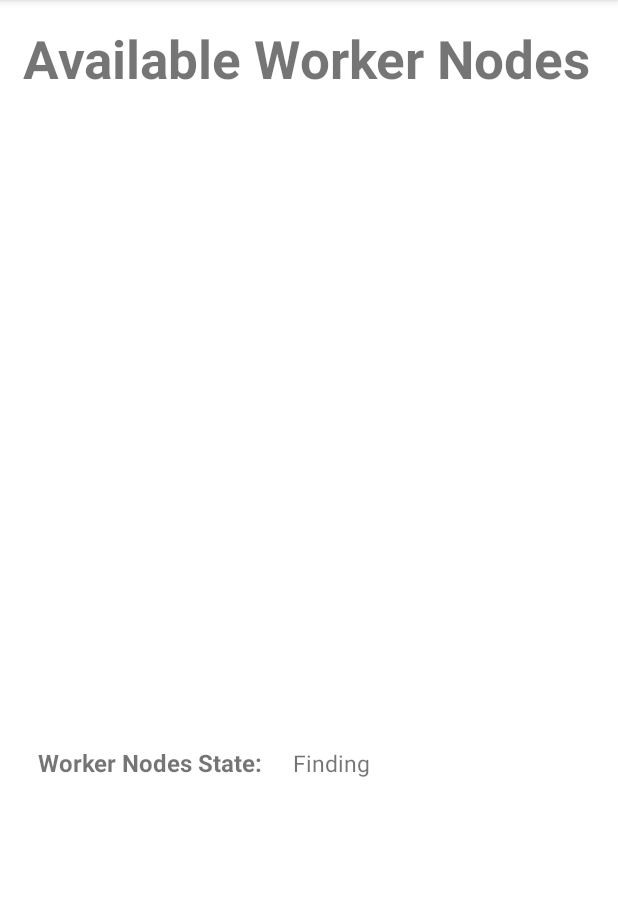
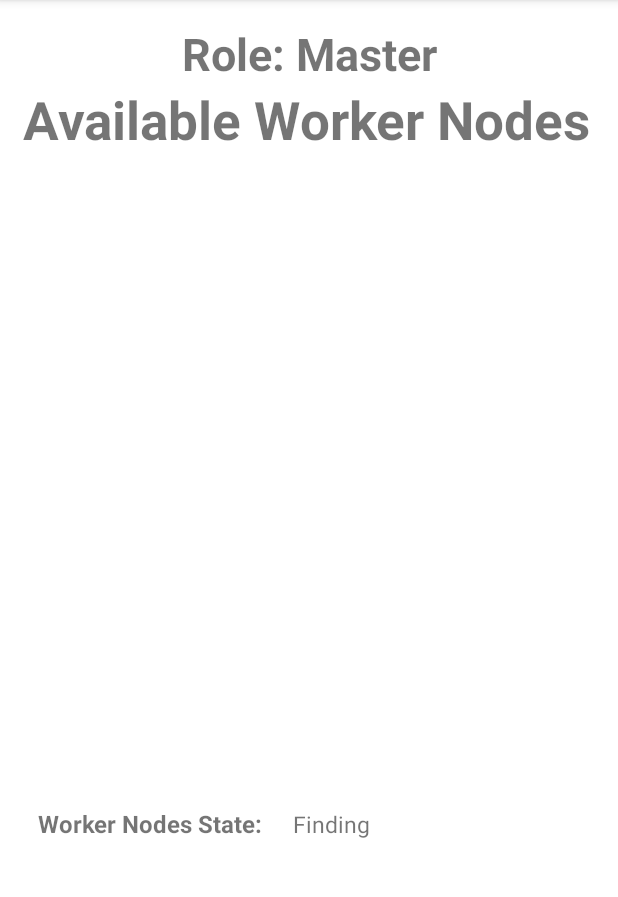
Before and after one commit to vaibhavalreja/MobileOffloading, an Android app: the Master_Discovery screen opened directly, with no data from a screen before it, on a phone screen of 412 x 824 dp, the part 84-981 px from its top. Run offline under Robolectric (Android 15) with nearby library versions, the phone set to English and light mode, and no system bars; 3 statements that could not run were skipped.

Commit message:
minor UI change

```diff
--- a/app/src/main/res/layout/activity_master_discovery.xml
+++ b/app/src/main/res/layout/activity_master_discovery.xml
@@ -4,14 +4,22 @@
     xmlns:tools="http://schemas.android.com/tools"
     android:layout_width="match_parent"
     android:layout_height="match_parent"
+    android:layout_margin="15dp"
     android:orientation="vertical"
-    android:layout_margin="15dp"
     tools:context=".Master_Discovery">
 
     <LinearLayout
         android:layout_width="match_parent"
         android:layout_height="wrap_content"
         android:orientation="vertical">
+
+        <TextView
+            android:layout_width="match_parent"
+            android:layout_height="wrap_content"
+            android:gravity="center_horizontal|center_vertical"
+            android:text="Role: Master"
+            android:textSize="30sp"
+            android:textStyle="bold" />
 
         <TextView
             android:id="@+id/statusText"
```
